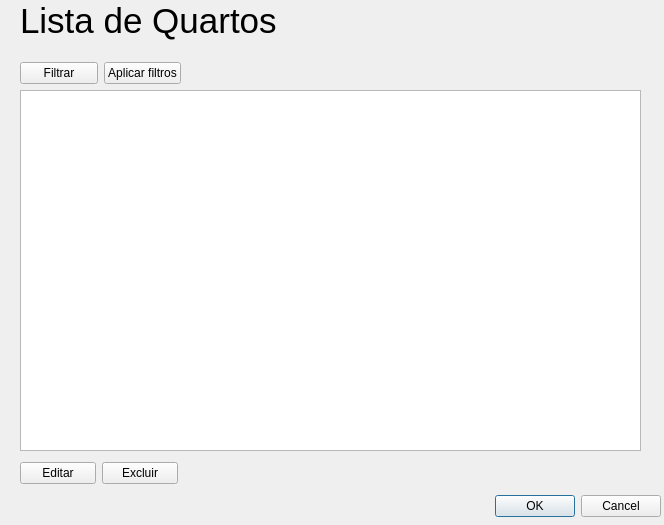
First picture: the form in colaboradores/listaquartos.ui, repository ViniiGabriel/hotelQT, before the edit.
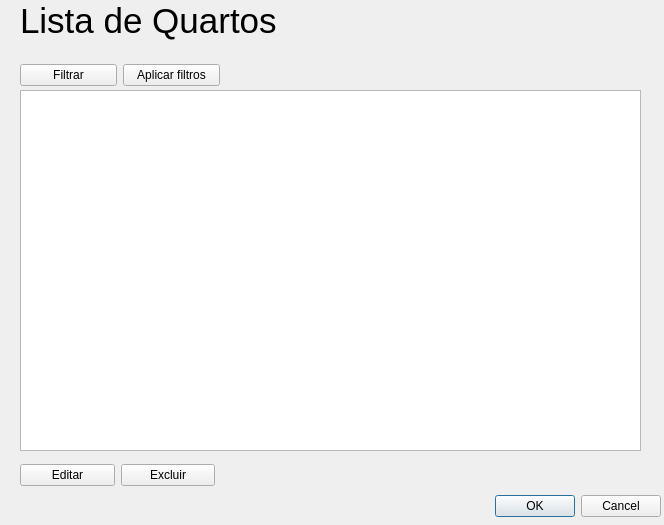
Second picture: the form after the edit.

```diff
--- a/colaboradores/listaquartos.ui
+++ b/colaboradores/listaquartos.ui
@@ -62,8 +62,8 @@
     <rect>
      <x>20</x>
      <y>460</y>
-     <width>158</width>
-     <height>26</height>
+     <width>195</width>
+     <height>31</height>
     </rect>
    </property>
    <layout class="QHBoxLayout" name="horizontalLayout">
@@ -83,13 +83,13 @@
     </item>
    </layout>
   </widget>
-  <widget class="QWidget" name="">
+  <widget class="QWidget" name="layoutWidget">
    <property name="geometry">
     <rect>
      <x>20</x>
      <y>60</y>
-     <width>161</width>
-     <height>26</height>
+     <width>200</width>
+     <height>31</height>
     </rect>
    </property>
    <layout class="QHBoxLayout" name="horizontalLayout_2">
```
Left out of the diff: 2 changed lines with no effect on the pictures.
